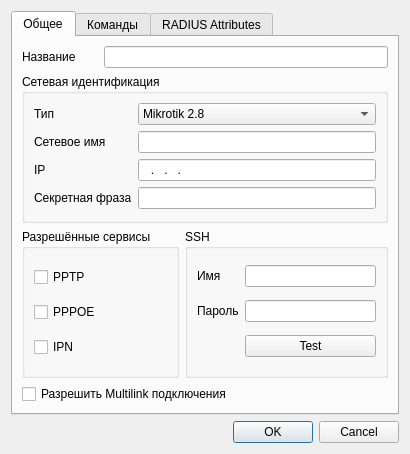
Above: mdi/forms/nas_edit.ui from brat002/ExpertBilling before the change. Below: the same form after it.
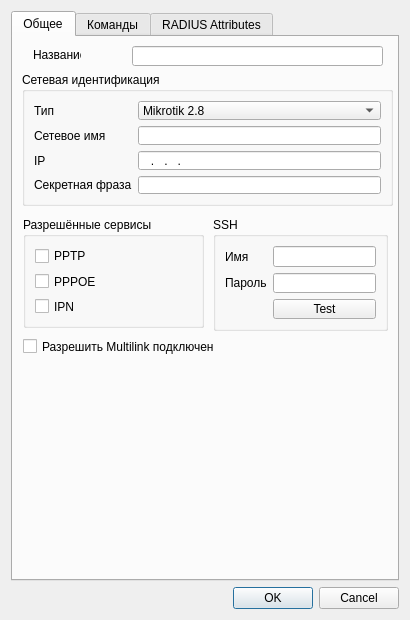
That is the form after the change. The open tabs and pages were chosen to show the change.

Patch:
```diff
--- a/mdi/forms/nas_edit.ui
+++ b/mdi/forms/nas_edit.ui
@@ -7,7 +7,7 @@
     <x>0</x>
     <y>0</y>
     <width>406</width>
-    <height>454</height>
+    <height>594</height>
    </rect>
   </property>
   <property name="windowTitle">
@@ -17,25 +17,44 @@
    <item row="0" column="0">
     <widget class="QTabWidget" name="maintabWidget">
      <property name="currentIndex">
-      <number>2</number>
+      <number>1</number>
      </property>
      <widget class="QWidget" name="general_tab">
       <attribute name="title">
        <string>Общее</string>
       </attribute>
-      <layout class="QGridLayout" name="gridLayout_2">
-       <item row="0" column="0">
         <widget class="QLabel" name="label_name">
+       <property name="geometry">
+        <rect>
+         <x>20</x>
+         <y>10</y>
+         <width>48</width>
+         <height>16</height>
+        </rect>
+       </property>
          <property name="text">
           <string>Название</string>
          </property>
         </widget>
-       </item>
-       <item row="0" column="1" colspan="2">
-        <widget class="QLineEdit" name="lineEdit_name"/>
-       </item>
-       <item row="1" column="0" colspan="3">
+      <widget class="QLineEdit" name="lineEdit_name">
+       <property name="geometry">
+        <rect>
+         <x>119</x>
+         <y>9</y>
+         <width>251</width>
+         <height>20</height>
+        </rect>
+       </property>
+      </widget>
         <widget class="QGroupBox" name="identify_groupBox">
+       <property name="geometry">
+        <rect>
+         <x>9</x>
+         <y>35</y>
+         <width>371</width>
+         <height>134</height>
+        </rect>
+       </property>
          <property name="title">
           <string>Сетевая идентификация</string>
          </property>
@@ -119,9 +138,15 @@
           </item>
          </layout>
         </widget>
-       </item>
-       <item row="2" column="0" colspan="2">
         <widget class="QGroupBox" name="services_groupBox">
+       <property name="geometry">
+        <rect>
+         <x>10</x>
+         <y>180</y>
+         <width>181</width>
+         <height>111</height>
+        </rect>
+       </property>
          <property name="title">
           <string>Разрешённые сервисы</string>
          </property>
@@ -149,9 +174,15 @@
           </item>
          </layout>
         </widget>
-       </item>
-       <item row="2" column="2">
         <widget class="QGroupBox" name="ssh_groupBox">
+       <property name="geometry">
+        <rect>
+         <x>200</x>
+         <y>180</y>
+         <width>175</width>
+         <height>114</height>
+        </rect>
+       </property>
          <property name="title">
           <string>SSH</string>
          </property>
@@ -195,15 +226,19 @@
           </item>
          </layout>
         </widget>
-       </item>
-       <item row="3" column="0" colspan="3">
         <widget class="QCheckBox" name="checkBox_multilink">
+       <property name="geometry">
+        <rect>
+         <x>10</x>
+         <y>300</y>
+         <width>192</width>
+         <height>19</height>
+        </rect>
+       </property>
          <property name="text">
           <string>Разрешить Multilink подключения</string>
          </property>
         </widget>
-       </item>
-      </layout>
      </widget>
      <widget class="QWidget" name="commands_tab">
       <attribute name="title">
@@ -280,6 +315,46 @@
        <item row="13" column="0">
         <widget class="QLineEdit" name="set_ipn_speed_lineEdit"/>
        </item>
+       <item row="15" column="0">
+        <widget class="QLineEdit" name="lineEdit"/>
+       </item>
+       <item row="14" column="0">
+        <widget class="QLabel" name="label">
+         <property name="text">
+          <string>Установить скорость на направление</string>
+         </property>
+        </widget>
+       </item>
+       <item row="16" column="0">
+        <widget class="QLabel" name="label_2">
+         <property name="text">
+          <string>Сбросить скорост на направление</string>
+         </property>
+        </widget>
+       </item>
+       <item row="17" column="0">
+        <widget class="QLineEdit" name="lineEdit_2"/>
+       </item>
+       <item row="18" column="0">
+        <widget class="QLabel" name="label_3">
+         <property name="text">
+          <string>Блокировать направление</string>
+         </property>
+        </widget>
+       </item>
+       <item row="19" column="0">
+        <widget class="QLineEdit" name="lineEdit_3"/>
+       </item>
+       <item row="20" column="0">
+        <widget class="QLabel" name="label_4">
+         <property name="text">
+          <string>Разблокировать направление</string>
+         </property>
+        </widget>
+       </item>
+       <item row="21" column="0">
+        <widget class="QLineEdit" name="lineEdit_4"/>
+       </item>
       </layout>
      </widget>
      <widget class="QWidget" name="tab">
```
Lines whose indentation alone changed are shown as unchanged.
